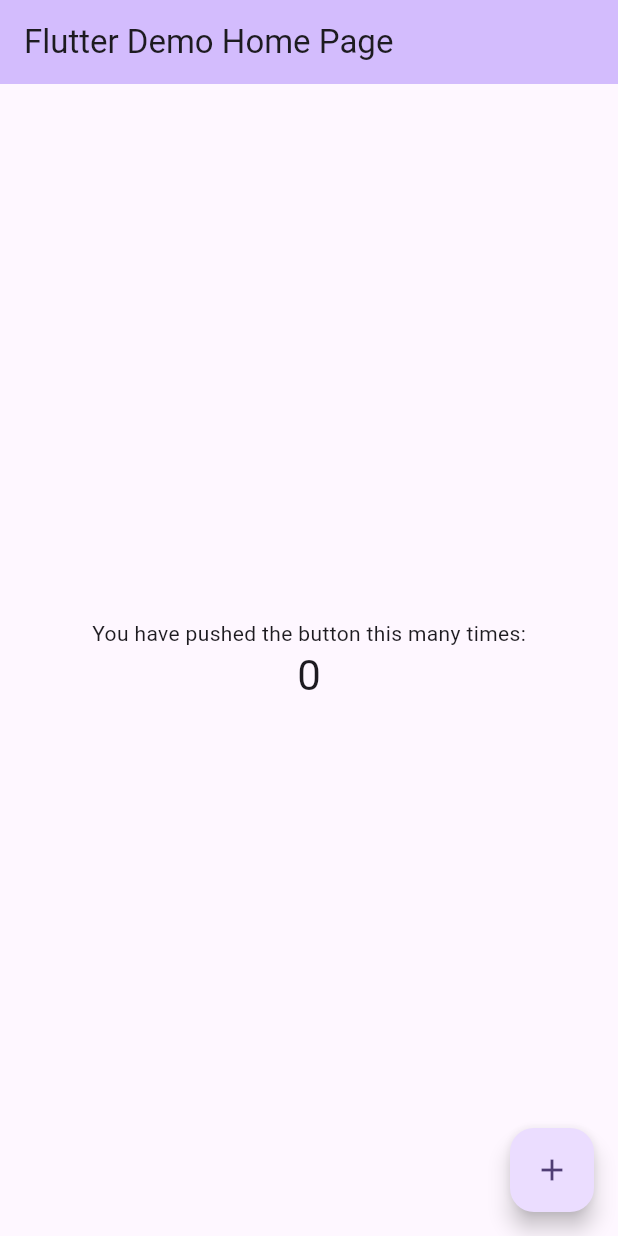
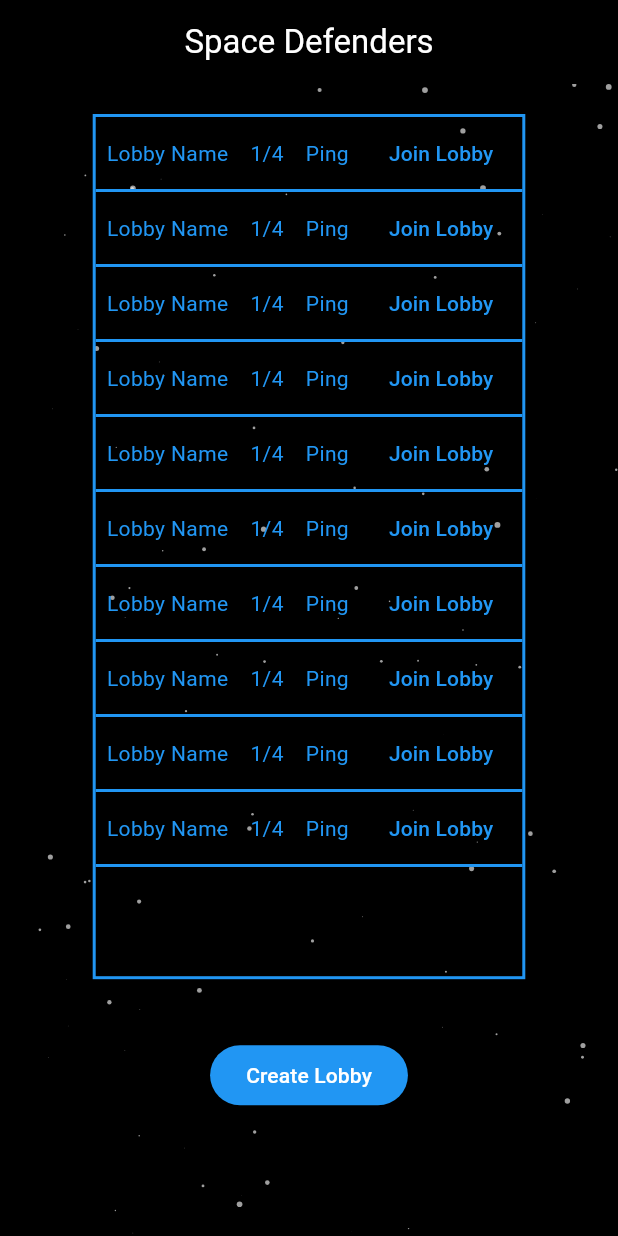
Before and after one commit to NTThyssen/spaceDefenders, a Flutter app: the screen it shows after launch, on a phone screen of 412 x 824 dp. Run offline on Flutter 3.47's test engine with Material 3 defaults, Android fonts, the phone set to English and light mode, and no system bars.

Commit message:
go setup and lobby view created

```diff
--- /dev/null
+++ b/frontend_space_defenders/lib/lobby/pages/lobby_main_view.dart
@@ -0,0 +1,65 @@
+import 'dart:math';
+
+import 'package:flutter/material.dart';
+import 'package:space_defenders/lobby/widges/lobby_row_element.dart';
+import 'package:space_defenders/lobby/widges/stars.dart';
+
+class LobbyMainView extends StatefulWidget {
+  @override
+  State<LobbyMainView> createState() => _LobbyMainViewState();
+}
+
+class _LobbyMainViewState extends State<LobbyMainView> {
+  @override
+  Widget build(BuildContext context) {
+    return Scaffold(
+      backgroundColor: Colors.black,
+      body: Stack(
+        children: [
+          StarryBackground(),
+          Padding(
+            padding: const EdgeInsets.fromLTRB(0, 20, 0, 0),
+            child: Center(
+              child: Column(
+                mainAxisAlignment: MainAxisAlignment.start,
+                children: [
+                  Container(
+                    width: MediaQuery.of(context).size.width * 0.7,
+                    height: MediaQuery.of(context).size.height * 0.7,
+                    decoration: BoxDecoration(
+                      border: Border.all(
+                        color: Colors.blue,
+                        width: 2,
+                      ),
+                    ),
+                    child: ListView.builder(
+                      itemCount: 10,
+                      itemBuilder: (context, index) {
+                        return Padding(
+                            padding: const EdgeInsets.fromLTRB(0, 0, 0, 0),
+                            child: LobbyRowElement());
+                      },
+                    ),
+                  ),
+                  Padding(
+                    padding: const EdgeInsets.fromLTRB(0, 40, 0, 0),
+                    child: ElevatedButton(
+                      style: ElevatedButton.styleFrom(
+                        backgroundColor: Colors.blue,
+                      ),
+                      onPressed: () => print("create lobby pressed"),
+                      child: Text(
+                        "Create Lobby",
+                        style: TextStyle(color: Colors.white),
+                      ),
+                    ),
+                  )
+                ],
+              ),
+            ),
+          ),
+        ],
+      ),
+    );
+  }
+}
--- /dev/null
+++ b/frontend_space_defenders/lib/lobby/widges/lobby_row_element.dart
@@ -0,0 +1,40 @@
+import 'package:flutter/material.dart';
+
+class LobbyRowElement extends StatefulWidget {
+  const LobbyRowElement({super.key});
+
+  @override
+  State<LobbyRowElement> createState() => _LobbyRowElementState();
+}
+
+class _LobbyRowElementState extends State<LobbyRowElement> {
+  @override
+  Widget build(BuildContext context) {
+    return Container(
+      decoration: const BoxDecoration(
+        border: Border(
+          bottom: BorderSide(
+            color: Colors.blue,
+            width: 2,
+          ),
+        ),
+      ),
+      child: Row(
+        mainAxisAlignment: MainAxisAlignment.spaceAround,
+        children: [
+          Text("Lobby Name", style: TextStyle(color: Colors.blue)),
+          Text("1/4", style: TextStyle(color: Colors.blue)),
+          Text("Ping", style: TextStyle(color: Colors.blue)),
+          TextButton(
+              style:
+                  TextButton.styleFrom(),
+              onPressed: () => print("qwe"),
+              child: Text(
+                "Join Lobby",
+                style: TextStyle(color: Colors.blue),
+              ))
+        ],
+      ),
+    );
+  }
+}
--- /dev/null
+++ b/frontend_space_defenders/lib/lobby/widges/stars.dart
@@ -0,0 +1,137 @@
+import 'package:flutter/material.dart';
+import 'dart:math';
+
+class StarryBackground extends StatefulWidget {
+  @override
+  _StarryBackgroundState createState() => _StarryBackgroundState();
+}
+
+class _StarryBackgroundState extends State<StarryBackground>
+    with SingleTickerProviderStateMixin {
+  late AnimationController _controller;
+  late List<Offset> _stars;
+  late List<double> _starRadii;
+
+  @override
+  void initState() {
+    super.initState();
+    _controller = AnimationController(
+      duration: const Duration(seconds: 2),
+      vsync: this,
+      value: 1.0,
+    )..addStatusListener((status) {
+        if (status == AnimationStatus.completed) {
+          _controller.reverse();
+        } else if (status == AnimationStatus.dismissed) {
+          _controller.forward();
+          _generateStars();
+        }
+      });
+
+    _generateStars();
+    _controller.reverse();
+  }
+
+  void _generateStars() {
+    final Random random = Random();
+    const int numberOfStars = 100;
+    _stars = List.generate(numberOfStars, (index) {
+      return Offset(random.nextDouble(), random.nextDouble());
+    });
+    _starRadii = List.generate(numberOfStars, (index) {
+      return random.nextDouble() * 2;
+    });
+  }
+
+  @override
+  void dispose() {
+    _controller.dispose();
+    super.dispose();
+  }
+
+  @override
+  Widget build(BuildContext context) {
+    return AnimatedBuilder(
+      animation: _controller,
+      builder: (context, child) {
+        return CustomPaint(
+          painter:
+              StarryBackgroundPainter(_stars, _starRadii, _controller.value),
+          child: Container(),
+        );
+      },
+    );
+  }
+}
+
+class StarryBackgroundPainter extends CustomPainter {
+  final List<Offset> stars;
+  final List<double> starRadii;
+  final double opacity;
+
+  StarryBackgroundPainter(this.stars, this.starRadii, this.opacity);
+
+  @override
+  void paint(Canvas canvas, Size size) {
+    final Paint paint = Paint()
+      ..color = Colors.black.withOpacity(opacity)
+      ..style = PaintingStyle.fill;
+
+    // Draw the background
+    canvas.drawRect(Rect.fromLTWH(0, 0, size.width, size.height), paint);
+
+    // Draw stars
+    paint.color = Colors.white.withOpacity(opacity);
+    for (int i = 0; i < stars.length; i++) {
+      final position = Offset(
+        stars[i].dx * size.width,
+        stars[i].dy * size.height,
+      );
+      canvas.drawCircle(position, starRadii[i], paint);
+    }
+  }
+
+  @override
+  bool shouldRepaint(covariant CustomPainter oldDelegate) {
+    return true; // Repaint to animate
+  }
+}
+
+class Star {
+  final double dx;
+  final double dy;
+  final double speed;
+
+  Star(this.dx, this.dy, this.speed);
+}
+
+class HyperspaceBackgroundPainter extends CustomPainter {
+  final List<Star> stars;
+  final double animationValue;
+
+  HyperspaceBackgroundPainter(this.stars, this.animationValue);
+
+  @override
+  void paint(Canvas canvas, Size size) {
+    final Paint paint = Paint()
+      ..color = Colors.black
+      ..style = PaintingStyle.fill;
+
+    // Draw the background
+    canvas.drawRect(Rect.fromLTWH(0, 0, size.width, size.height), paint);
+
+    // Draw stars
+    paint.color = Colors.white;
+    for (final star in stars) {
+      final double x = star.dx * size.width;
+      final double y = star.dy * size.height;
+      final double radius = 1.0 + star.speed * animationValue * 2;
+      canvas.drawCircle(Offset(x, y), radius, paint);
+    }
+  }
+
+  @override
+  bool shouldRepaint(covariant CustomPainter oldDelegate) {
+    return true; // Repaint to animate
+  }
+}
--- a/frontend_space_defenders/lib/main.dart
+++ b/frontend_space_defenders/lib/main.dart
@@ -1,125 +1,33 @@
 import 'package:flutter/material.dart';
+import 'package:space_defenders/lobby/pages/lobby_main_view.dart';
 
 void main() {
-  runApp(const MyApp());
+  runApp(MyApp());
 }
 
 class MyApp extends StatelessWidget {
-  const MyApp({super.key});
-
-  // This widget is the root of your application.
   @override
   Widget build(BuildContext context) {
     return MaterialApp(
-      title: 'Flutter Demo',
-      theme: ThemeData(
-        // This is the theme of your application.
-        //
-        // TRY THIS: Try running your application with "flutter run". You'll see
-        // the application has a purple toolbar. Then, without quitting the app,
-        // try changing the seedColor in the colorScheme below to Colors.green
-        // and then invoke "hot reload" (save your changes or press the "hot
-        // reload" button in a Flutter-supported IDE, or press "r" if you used
-        // the command line to start the app).
-        //
-        // Notice that the counter didn't reset back to zero; the application
-        // state is not lost during the reload. To reset the state, use hot
-        // restart instead.
-        //
-        // This works for code too, not just values: Most code changes can be
-        // tested with just a hot reload.
-        colorScheme: ColorScheme.fromSeed(seedColor: Colors.deepPurple),
-        useMaterial3: true,
-      ),
-      home: const MyHomePage(title: 'Flutter Demo Home Page'),
+      themeMode: ThemeMode.dark,
+      home: MyHomePage(),
     );
   }
 }
 
-class MyHomePage extends StatefulWidget {
-  const MyHomePage({super.key, required this.title});
-
-  // This widget is the home page of your application. It is stateful, meaning
-  // that it has a State object (defined below) that contains fields that affect
-  // how it looks.
-
-  // This class is the configuration for the state. It holds the values (in this
-  // case the title) provided by the parent (in this case the App widget) and
-  // used by the build method of the State. Fields in a Widget subclass are
-  // always marked "final".
-
-  final String title;
-
-  @override
-  State<MyHomePage> createState() => _MyHomePageState();
-}
-
-class _MyHomePageState extends State<MyHomePage> {
-  int _counter = 0;
-
-  void _incrementCounter() {
-    setState(() {
-      // This call to setState tells the Flutter framework that something has
-      // changed in this State, which causes it to rerun the build method below
-      // so that the display can reflect the updated values. If we changed
-      // _counter without calling setState(), then the build method would not be
-      // called again, and so nothing would appear to happen.
-      _counter++;
-    });
-  }
-
+class MyHomePage extends StatelessWidget {
   @override
   Widget build(BuildContext context) {
-    // This method is rerun every time setState is called, for instance as done
-    // by the _incrementCounter method above.
-    //
-    // The Flutter framework has been optimized to make rerunning build methods
-    // fast, so that you can just rebuild anything that needs updating rather
-    // than having to individually change instances of widgets.
     return Scaffold(
       appBar: AppBar(
-        // TRY THIS: Try changing the color here to a specific color (to
-        // Colors.amber, perhaps?) and trigger a hot reload to see the AppBar
-        // change color while the other colors stay the same.
-        backgroundColor: Theme.of(context).colorScheme.inversePrimary,
-        // Here we take the value from the MyHomePage object that was created by
-        // the App.build method, and use it to set our appbar title.
-        title: Text(widget.title),
-      ),
-      body: Center(
-        // Center is a layout widget. It takes a single child and positions it
-        // in the middle of the parent.
-        child: Column(
-          // Column is also a layout widget. It takes a list of children and
-          // arranges them vertically. By default, it sizes itself to fit its
-          // children horizontally, and tries to be as tall as its parent.
-          //
-          // Column has various properties to control how it sizes itself and
-          // how it positions its children. Here we use mainAxisAlignment to
-          // center the children vertically; the main axis here is the vertical
-          // axis because Columns are vertical (the cross axis would be
-          // horizontal).
-          //
-          // TRY THIS: Invoke "debug painting" (choose the "Toggle Debug Paint"
-          // action in the IDE, or press "p" in the console), to see the
-          // wireframe for each widget.
-          mainAxisAlignment: MainAxisAlignment.center,
-          children: <Widget>[
-            const Text(
-              'You have pushed the button this many times:',
-            ),
-            Text(
-              '$_counter',
-              style: Theme.of(context).textTheme.headlineMedium,
-            ),
-          ],
+        centerTitle: true,
+        backgroundColor: Colors.black,
+        title: Text(
+          'Space Defenders',
+          style: TextStyle(color: Colors.white),
         ),
       ),
-      floatingActionButton: FloatingActionButton(
-        onPressed: _incrementCounter,
-        tooltip: 'Increment',
-        child: const Icon(Icons.add),
-      ), // This trailing comma makes auto-formatting nicer for build methods.
+      body: LobbyMainView(),
     );
   }
 }
--- a/frontend_space_defenders/pubspec.yaml
+++ b/frontend_space_defenders/pubspec.yaml
@@ -59,8 +59,8 @@ flutter:
   uses-material-design: true
 
   # To add assets to your application, add an assets section, like this:
-  # assets:
-  #   - images/a_dot_burr.jpeg
+  assets:
+     - assets/
   #   - images/a_dot_ham.jpeg
 
   # An image asset can refer to one or more resolution-specific "variants", see
```
Also changed, not shown: backend_space_defenders/.devcontainer/devcontainer.json (added), frontend_space_defenders/assets/space1.png (added), 10 other files.
